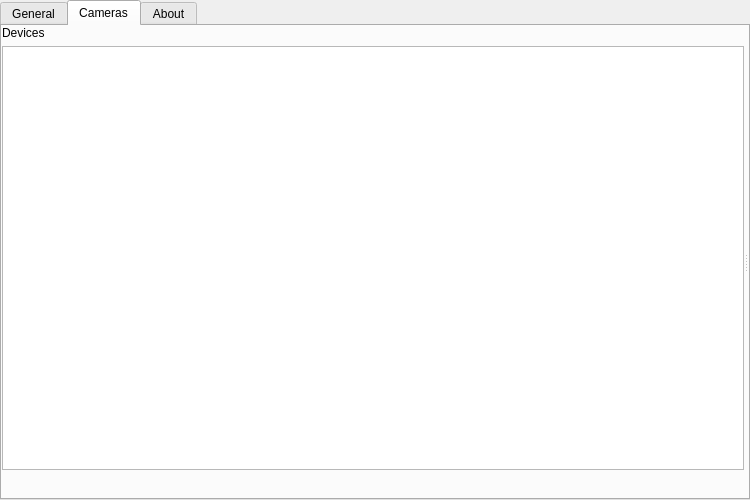
Before: the Qt Designer form src/settings.ui in glikely/obs-ptz, drawn with Qt 5.
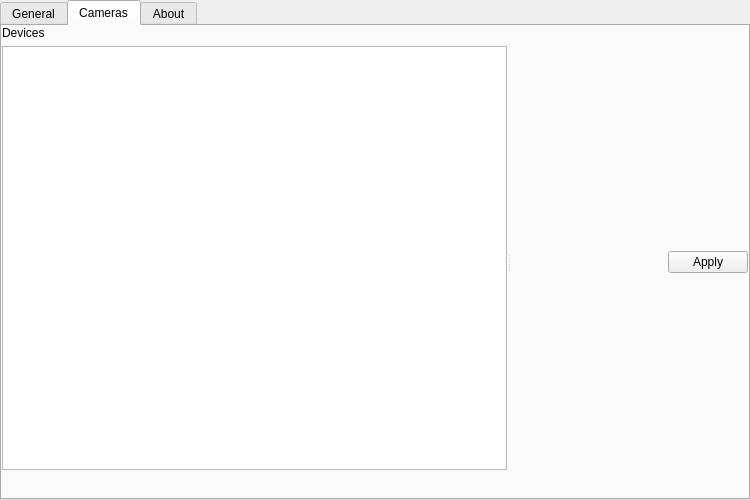
After: the same form once the commit is applied. The open tabs and pages were chosen to show the change. Custom widgets are drawn as their Qt base class.

Commit message:
settings: Move apply button into the designer form
There is no need to create the apply button manually. Move it into the
designer form so that all the UI elements are managed in the same place.
The one exception is the OBSPropertiesView widget, but that is because
it needs extra context when it is created that designer does not have.

What changed in the file:
```diff
--- a/src/settings.ui
+++ b/src/settings.ui
@@ -260,18 +260,32 @@
           </layout>
          </widget>
          <widget class="QWidget" name="widget" native="true">
-          <layout class="QVBoxLayout" name="verticalLayout_4" stretch="0">
+          <layout class="QVBoxLayout" name="propertiesLayout" stretch="0">
            <property name="sizeConstraint">
             <enum>QLayout::SizeConstraint::SetDefaultConstraint</enum>
            </property>
            <item>
-            <layout class="QHBoxLayout" name="propertiesLayout">
-             <property name="spacing">
-              <number>0</number>
-             </property>
-             <property name="sizeConstraint">
-              <enum>QLayout::SizeConstraint::SetNoConstraint</enum>
-             </property>
+              <layout class="QHBoxLayout" name="horizontalLayout_4">
+               <item>
+                <spacer name="horizontalSpacer">
+                 <property name="orientation">
+                  <enum>Qt::Orientation::Horizontal</enum>
+                 </property>
+                 <property name="sizeHint" stdset="0">
+                  <size>
+                   <width>40</width>
+                   <height>20</height>
+                  </size>
+                 </property>
+                </spacer>
+               </item>
+               <item>
+                <widget class="QPushButton" name="applyButton">
+                 <property name="text">
+                  <string>Apply</string>
+                 </property>
+                </widget>
+               </item>
             </layout>
            </item>
           </layout>
```
Lines whose indentation alone changed are shown as unchanged. The commit also changes 2 other files.
